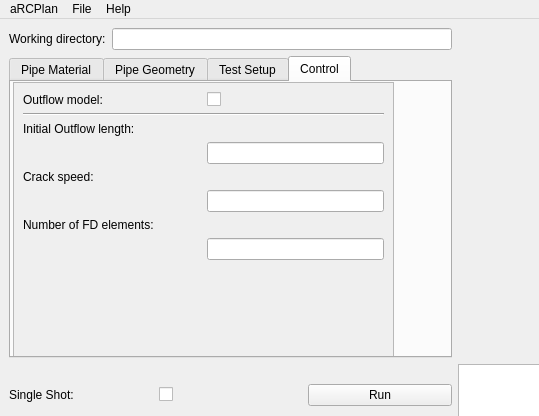
FraserEdwards/aRCPlanQt, file Source/guimain.ui: the form before one commit; both pictures show x 0 to 539 and y 0 to 416 of the 1403 by 697 pixel window.
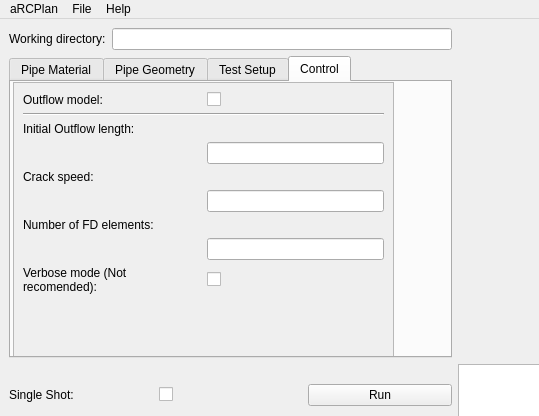
The form after the commit. The open tabs and pages were chosen to show the change. Custom widgets are drawn as their Qt base class.

Commit message: Verbose mode enabled

```diff
--- a/Source/guimain.ui
+++ b/Source/guimain.ui
@@ -768,7 +768,7 @@
            <x>0</x>
            <y>0</y>
            <width>379</width>
-           <height>299</height>
+           <height>311</height>
           </rect>
          </property>
          <layout class="QVBoxLayout" name="verticalLayout">
@@ -867,6 +867,23 @@
               </property>
              </widget>
             </item>
+            <item row="8" column="0">
+             <widget class="QLabel" name="label_4">
+              <property name="text">
+               <string>Verbose mode (Not recomended):</string>
+              </property>
+              <property name="wordWrap">
+               <bool>true</bool>
+              </property>
+             </widget>
+            </item>
+            <item row="8" column="1">
+             <widget class="QCheckBox" name="verbose">
+              <property name="text">
+               <string/>
+              </property>
+             </widget>
+            </item>
            </layout>
           </item>
           <item>
```
Left out of the diff: 4 changed lines with no effect on the pictures. The commit also changes 8 other files.
